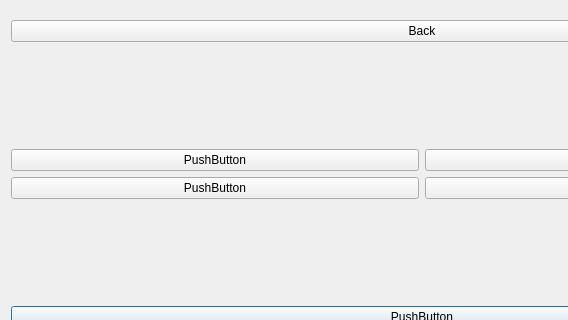
ValeriaGrigoruants/Platform-for-learning-programming, file lesson.ui: the form before one commit; both pictures show x 0 to 568 and y 92 to 412 of the 844 by 532 pixel window.
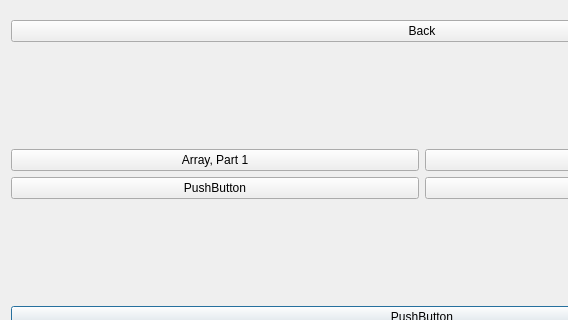
The form after the commit.

Diff of the .ui file:
```diff
--- a/lesson.ui
+++ b/lesson.ui
@@ -60,7 +60,7 @@
      <item row="0" column="0">
       <widget class="QPushButton" name="les_1">
        <property name="text">
-        <string>PushButton</string>
+        <string>Array, Part 1</string>
        </property>
       </widget>
      </item>
```
